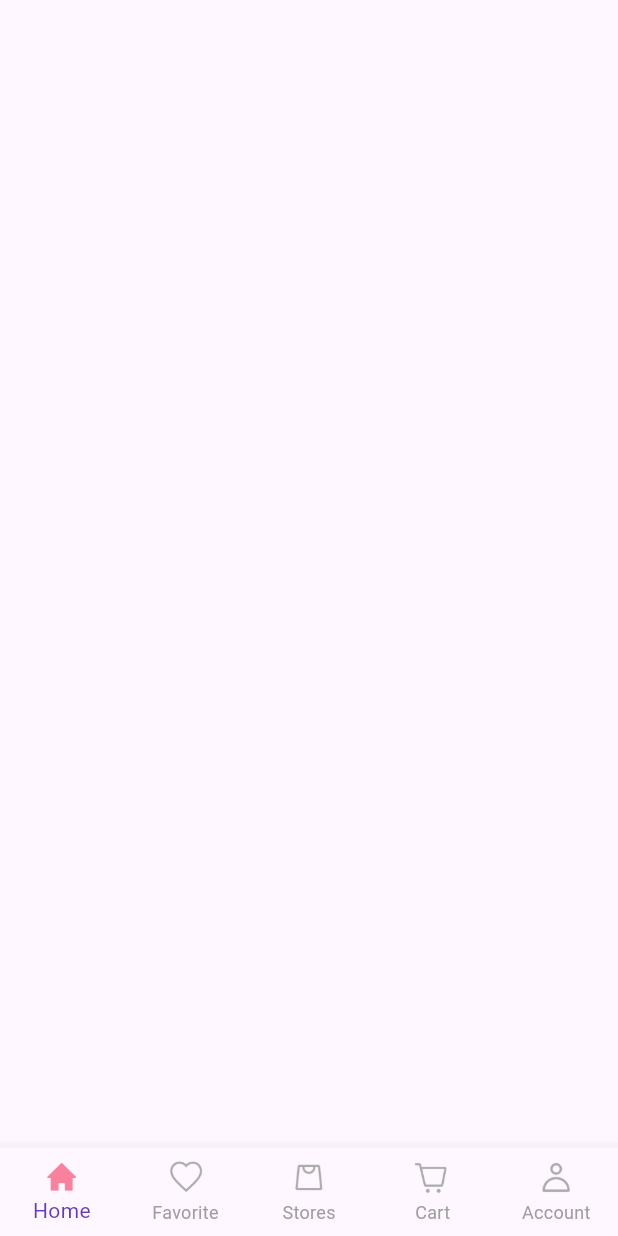
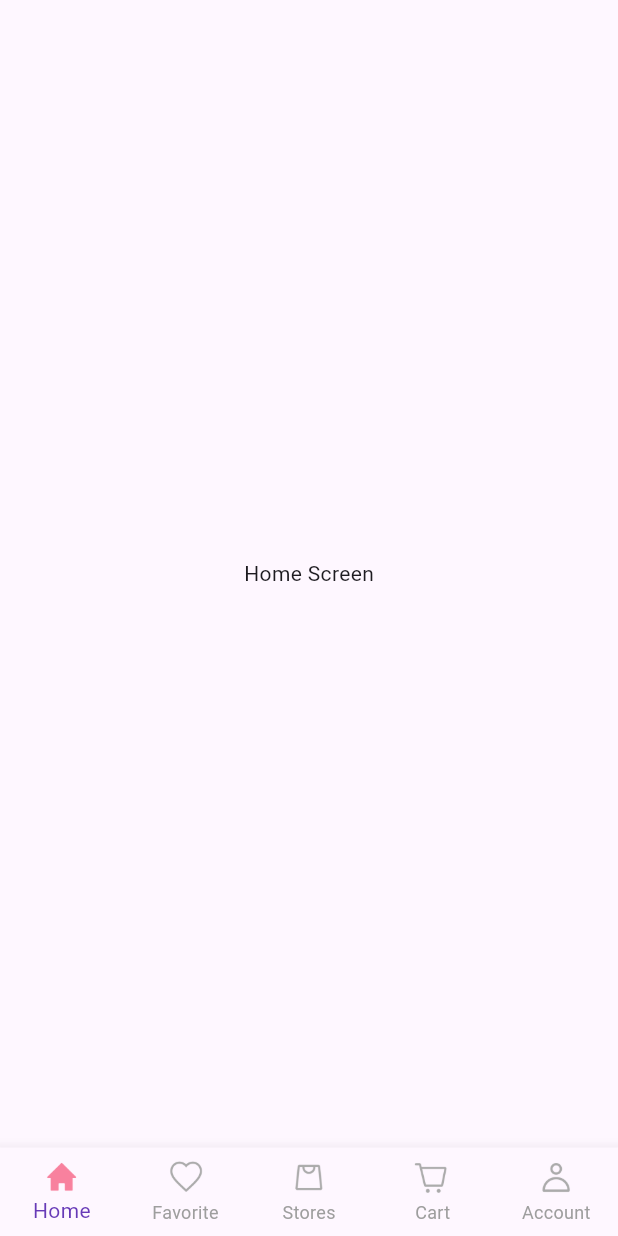
Before and after one commit to gyhcom/flutter_first, a Flutter app: the screen it shows after launch, on a phone screen of 412 x 824 dp. Run offline on Flutter 3.47's test engine with Material 3 defaults, Android fonts, the light colour scheme and no system bars; our stand-ins replace google_fonts.

Commit message:
feat: implement navigation screens for MainScreen and add individual screen classes

```diff
--- a/lib/views/screens/main_screen.dart
+++ b/lib/views/screens/main_screen.dart
@@ -1,4 +1,9 @@
 import 'package:flutter/material.dart';
+import 'package:store_app/views/screens/nav_screens/account_screen.dart';
+import 'package:store_app/views/screens/nav_screens/cart_screen.dart';
+import 'package:store_app/views/screens/nav_screens/favorite_screen.dart';
+import 'package:store_app/views/screens/nav_screens/home_screen.dart';
+import 'package:store_app/views/screens/nav_screens/stores_screen.dart';
 
 class MainScreen extends StatefulWidget {
   @override
@@ -6,8 +11,15 @@ class MainScreen extends StatefulWidget {
 }
 
 class _MainScreenState extends State<MainScreen> {
-  int _pageIndex = 0;
-
+  int _pageIndex = 0; //페이지 인덱스 설정
+  final List<Widget> _pages = [
+    //여기서 각 스크린을 추가해주면 됩니다.
+    HomeScreen(),
+    FavoriteScreen(),
+    StoresScreen(),
+    CartScreen(),
+    AccountScreen(),
+  ]; //
   @override
   Widget build(BuildContext context) {
     return Scaffold(
@@ -44,6 +56,7 @@ class _MainScreenState extends State<MainScreen> {
           ),
         ],
       ),
+      body: _pages[_pageIndex],
     );
   }
 }
--- /dev/null
+++ b/lib/views/screens/nav_screens/home_screen.dart
@@ -0,0 +1,10 @@
+import 'package:flutter/material.dart';
+
+class HomeScreen extends StatelessWidget {
+  const HomeScreen({super.key});
+
+  @override
+  Widget build(BuildContext context) {
+    return const Scaffold(body: Center(child: Text('Home Screen')));
+  }
+}
```
Also changed, not shown: lib/views/screens/nav_screens/account_screen.dart (added, +10 -0 lines), lib/views/screens/nav_screens/cart_screen.dart (added, +10 -0 lines), lib/views/screens/nav_screens/favorite_screen.dart (added, +10 -0 lines), lib/views/screens/nav_screens/stores_screen.dart (added, +10 -0 lines).
